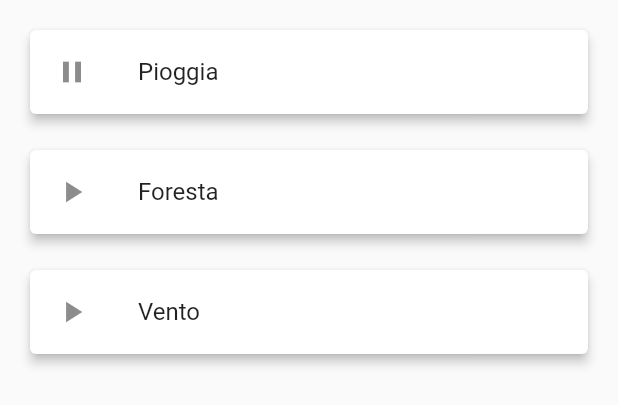
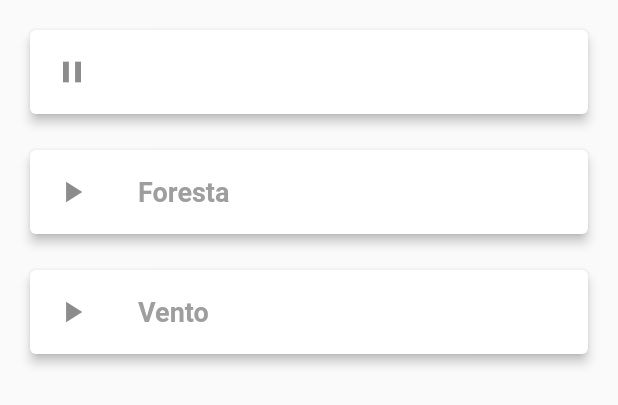
Before and after one commit to Asciugano/focus_buddy, a Flutter app: the SoundsPage widget shown alone on an empty page, opened directly, after a tap on "Pioggia", on a phone screen of 412 x 824 dp. Shown: the top 405 px of the screen. Run offline on Flutter 3.47's test engine with Material 3 defaults, Android fonts, the phone set to English and light mode, and no system bars; our stand-ins replace just_audio, percent_indicator.

Commit message:
migliorata l ui dei suoni

```diff
--- a/lib/data/classes/AmbientSound.dart
+++ b/lib/data/classes/AmbientSound.dart
@@ -1,24 +1,30 @@
+import 'package:flutter/cupertino.dart';
 import 'package:just_audio/just_audio.dart';
 
-class Ambientsound {
+class AmbientSound {
   final String name;
   final String path;
   final AudioPlayer _player = AudioPlayer();
-  bool isPlaying = false;
+  ValueNotifier<bool> isPlaying = ValueNotifier(false);
+  bool isInitialized = false;
 
-  Ambientsound(this.name, this.path);
+  AmbientSound(this.name, this.path);
 
   Future<void> play() async {
-    await _player.setAsset(path);
-    await _player.setLoopMode(LoopMode.all);
-    await _player.setVolume(1);
+    if (!isInitialized) {
+      await _player.setAsset(path);
+      await _player.setLoopMode(LoopMode.all);
+      await _player.setVolume(1);
+
+      isInitialized = true;
+    }
+    isPlaying.value = true;
     await _player.play();
-    isPlaying = true;
   }
 
-  void pause() {
-    _player.pause();
-    isPlaying = false;
+  Future<void> pause() async {
+    isPlaying.value = false;
+    await _player.pause();
   }
 
   void dispose() {
--- a/lib/views/pages/sounds_page.dart
+++ b/lib/views/pages/sounds_page.dart
@@ -1,5 +1,6 @@
 import 'package:flutter/material.dart';
 import 'package:focus_buddy/data/classes/AmbientSound.dart';
+import 'package:focus_buddy/views/widgets/sound_track_widget.dart';
 
 class SoundsPage extends StatefulWidget {
   const SoundsPage({super.key});
@@ -10,10 +11,10 @@ class SoundsPage extends StatefulWidget {
 
 class _SoundsPageState extends State<SoundsPage> {
 
-  final List<Ambientsound> sounds = [
-    Ambientsound('Pioggia', 'assets/sounds/rain.mp3'),
-    Ambientsound('Foresta', 'assets/sounds/forest.mp3'),
-    Ambientsound('Vento', 'assets/sounds/wind.mp3'),
+  final List<AmbientSound> sounds = [
+    AmbientSound('Pioggia', 'assets/sounds/rain.mp3'),
+    AmbientSound('Foresta', 'assets/sounds/forest.mp3'),
+    AmbientSound('Vento', 'assets/sounds/wind.mp3'),
   ];
 
   @override
@@ -32,18 +33,7 @@ class _SoundsPageState extends State<SoundsPage> {
       separatorBuilder: (_, __) => const SizedBox(height: 16,),
       itemBuilder: (context, index) {
         final sound = sounds[index];
-        return Card(
-          elevation: 3,
-          child: ListTile(
-            leading: Icon(sound.isPlaying ? Icons.pause : Icons.play_arrow),
-            title: Text(sound.name),
-            onTap: () async {
-              setState(() {
-                sound.isPlaying ? sound.pause() : sound.play();
-              });
-            },
-          ),
-        );
+        return SoundTrack(sound: sound);
       },
     );
   }
--- /dev/null
+++ b/lib/views/widgets/sound_track_widget.dart
@@ -0,0 +1,34 @@
+import 'package:flutter/material.dart';
+import 'package:focus_buddy/data/classes/AmbientSound.dart';
+import 'package:focus_buddy/data/constaints.dart';
+
+class SoundTrack extends StatelessWidget {
+  const SoundTrack({super.key, required this.sound});
+
+  final AmbientSound sound;
+
+  @override
+  Widget build(BuildContext context) {
+    return ValueListenableBuilder(
+      valueListenable: sound.isPlaying,
+      builder: (context, isPlaying, child) {
+        return Card(
+          elevation: 3,
+          child: ListTile(
+            leading: Icon(
+              isPlaying ? Icons.pause : Icons.play_arrow,
+            ),
+            title: Text(sound.name, style: KTextStyle.titleText(isPlaying ? Colors.white : Colors.grey),),
+            onTap: () async {
+              if (isPlaying) {
+                await sound.pause();
+              } else {
+                await sound.play();
+              }
+            },
+          ),
+        );
+      },
+    );
+  }
+}
```
Also changed, not shown: 1 other file.
